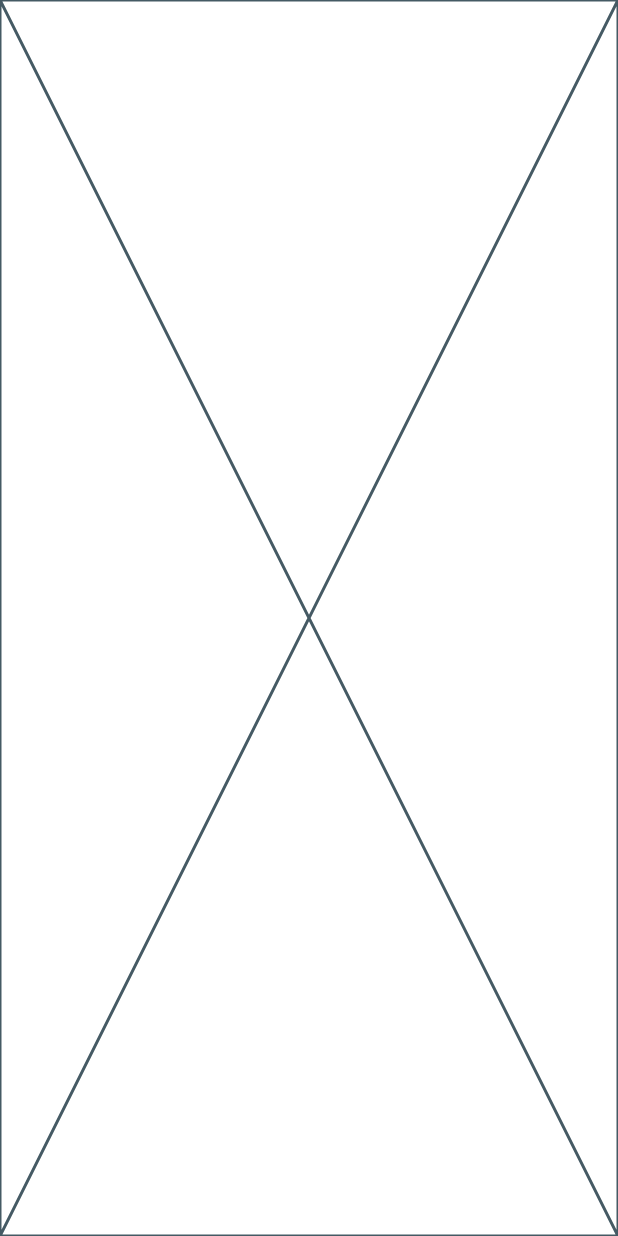
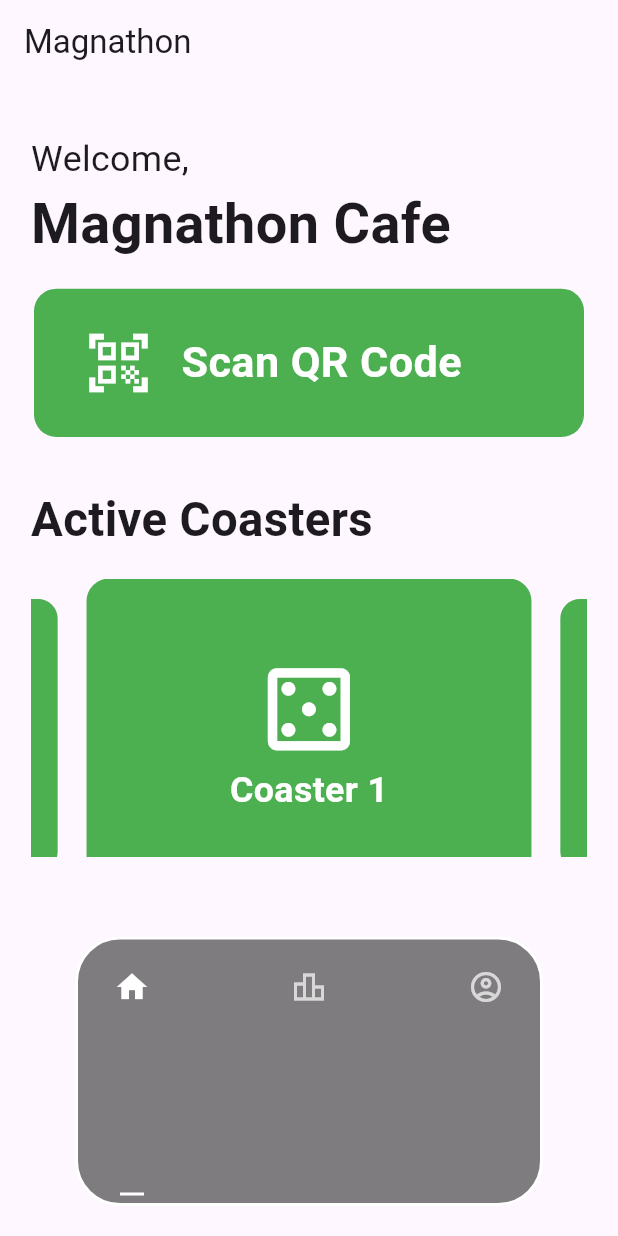
Before and after one commit to nihaltp/MAGNATHON_3, a Flutter app: the screen it shows after launch, on a phone screen of 412 x 824 dp. Run offline on Flutter 3.47's test engine with Material 3 defaults, Android fonts, the phone set to English and light mode, and no system bars; drawn by our look-alikes of carousel_slider, crystal_navigation_bar; our stand-ins replace cloud_firestore, firebase_auth, firebase_core, sizer; accounts and stored records are empty.

Commit message:
made changes

```diff
--- a/app/lib/main.dart
+++ b/app/lib/main.dart
@@ -1,7 +1,21 @@
+import 'package:firebase_core/firebase_core.dart';
 import 'package:flutter/material.dart';
+import 'package:flutter/services.dart';
+import 'package:magnathon/firebase_options.dart';
 import 'package:magnathon/screens/home.dart';
+import 'package:magnathon/state/state_manager.dart';
+import 'package:provider/provider.dart';
+import 'package:sizer/sizer.dart';
 
-void main() {
+Future<void> main() async {
+  WidgetsFlutterBinding.ensureInitialized();
+  await Firebase.initializeApp(options: DefaultFirebaseOptions.currentPlatform);
+  SystemChrome.setEnabledSystemUIMode(SystemUiMode.edgeToEdge);
+  SystemChrome.setSystemUIOverlayStyle(
+    SystemUiOverlayStyle(
+      systemNavigationBarColor: Colors.black.withOpacity(0.002)
+    ),
+  );
   runApp(const MyApp());
 }
 
@@ -11,8 +25,13 @@ class MyApp extends StatelessWidget {
   // This widget is the root of your application.
   @override
   Widget build(BuildContext context) {
+    return ChangeNotifierProvider(
+      create: (context) => StateManagement(),
+      child: Sizer(
+        builder: (p0, p1, p2) {
           return MaterialApp(
             title: 'Flutter Demo',
+            debugShowCheckedModeBanner: false,
             theme: ThemeData(
               // This is the theme of your application.
               //
@@ -34,4 +53,7 @@ class MyApp extends StatelessWidget {
             home: const HomeScreen(),
           );
         }
+      ),
+    );
   }
+}
--- a/app/lib/screens/home.dart
+++ b/app/lib/screens/home.dart
@@ -1,4 +1,9 @@
+import 'package:crystal_navigation_bar/crystal_navigation_bar.dart';
 import 'package:flutter/material.dart';
+import 'package:magnathon/screens/landing.dart';
+import 'package:magnathon/screens/leaderboard.dart';
+import 'package:magnathon/screens/profile.dart';
+import 'package:sizer/sizer.dart';
 
 class HomeScreen extends StatefulWidget {
   const HomeScreen({super.key});
@@ -8,8 +13,66 @@ class HomeScreen extends StatefulWidget {
 }
 
 class _HomeScreenState extends State<HomeScreen> {
+
+  final _pageController = PageController();
+  int selectedIndex = 0;
+
   @override
   Widget build(BuildContext context) {
-    return const Placeholder();
+    return Scaffold(
+      appBar: AppBar(
+        title: Text(
+          "Magnathon"
+        ),
+      ),
+      bottomNavigationBar: CrystalNavigationBar(
+        currentIndex: selectedIndex,
+        height: 0.5.dp,
+        // indicatorColor: Colors.blue,
+        unselectedItemColor: Colors.white70,
+        borderWidth: 2,
+        outlineBorderColor: Colors.white,
+        backgroundColor: Colors.black.withValues(alpha: 0.5),
+        boxShadow: [
+          BoxShadow(
+            color: Colors.black.withOpacity(0.2),
+            blurRadius: 1,
+            spreadRadius: 1,
+            offset: Offset(0, 5),
+          ),
+        ],
+        onTap: (index) {
+          _pageController.jumpToPage(index);
+            setState(() {
+            selectedIndex = index;
+          });
+        },
+        items: [
+          CrystalNavigationBarItem(
+            icon: Icons.home,
+            unselectedIcon: Icons.home_outlined,
+            selectedColor: Colors.white,
+          ),
+
+          CrystalNavigationBarItem(
+            icon: Icons.leaderboard_rounded,
+            unselectedIcon: Icons.leaderboard_outlined,
+            selectedColor: Colors.white,
+          ),
+
+          CrystalNavigationBarItem(
+            icon: Icons.account_circle_rounded,
+            unselectedIcon: Icons.account_circle_outlined,
+            selectedColor: Colors.white,
+          ),
+        ],
+      ),
+      body: PageView(
+          physics: NeverScrollableScrollPhysics(),
+          controller: _pageController,
+          children: [LandingScreen(), LeaderBoardScreen(), ProfileScreen()],
+
+        )
+    );
   }
 }
--- /dev/null
+++ b/app/lib/screens/landing.dart
@@ -0,0 +1,134 @@
+import 'package:carousel_slider/carousel_slider.dart';
+import 'package:flutter/material.dart';
+import 'package:sizer/sizer.dart';
+
+class LandingScreen extends StatefulWidget {
+  const LandingScreen({super.key});
+
+  @override
+  State<LandingScreen> createState() => _LandingScreenState();
+}
+
+class _LandingScreenState extends State<LandingScreen> {
+  @override
+  Widget build(BuildContext context) {
+    return Scaffold(
+      body: Padding(
+        padding: EdgeInsetsGeometry.symmetric(vertical: 4.h, horizontal: 5.w),
+        child: SingleChildScrollView(
+          child: Column(
+            // crossAxisAlignment: CrossAxisAlignment.center,
+            children: [
+              Container(
+                alignment: Alignment.centerLeft,
+                child: Column(
+                  mainAxisAlignment: MainAxisAlignment.start,
+                  crossAxisAlignment: CrossAxisAlignment.start,
+                  children: [
+                    Text(
+                      "Welcome,",
+                      style: TextStyle(
+                        fontSize: 20.sp
+                      ),
+                    ),
+                    Text(
+                      "Magnathon Cafe",
+                      style: TextStyle(
+                        fontSize: 25.sp,
+                        fontWeight: FontWeight.bold
+                      ),
+                      ),
+                  ],
+                ),
+              ),
+              SizedBox(height: 2.h,),
+              GestureDetector(
+                onTap: () {
+
+                },
+                child: Container(
+                  padding: EdgeInsets.symmetric(vertical: 2.h, horizontal: 8.w),
+                  width: 89.w,
+                  height: 12.h,
+                  decoration: BoxDecoration(
+                    color: Colors.green,
+                    borderRadius: BorderRadius.circular(15)
+                  ),
+                  child: Row(
+                    spacing: 4.5.w,
+                    children: [
+                      Icon(
+                        Icons.qr_code_scanner_outlined,
+                        size: 28.sp,
+                        color: Colors.white,
+                        ),
+                      Column(
+                        mainAxisAlignment: MainAxisAlignment.center,
+                        children: [
+                          Text(
+                            "Scan QR Code",
+                            style: TextStyle(
+                              color: Colors.white,
+                              fontSize: 22.sp,
+                              fontWeight: FontWeight.bold
+                            ),
+                          )
+                        ],
+                      )
+                    ],
+                  ),
+                ),
+              ),
+              SizedBox(height: 4.h,),
+              Align(
+                alignment: Alignment.centerLeft,
+                child: Text(
+                  "Active Coasters",
+                  style: TextStyle(
+                    fontSize: 23.sp,
+                    fontWeight: FontWeight.bold
+                  ),
+                ),
+              ),
+              SizedBox(height: 2.h,),
+              CarouselSlider.builder(
+                options: CarouselOptions(
+                  enlargeCenterPage: true
+                ),
+                itemCount: 4,
+                itemBuilder: (BuildContext context, int itemIndex, int pageViewIndex) =>
+                  Container(
+                    height: 12.h,
+                    width: 89.w,
+                    decoration: BoxDecoration(
+                      color: Colors.green,
+                      borderRadius: BorderRadius.circular(15)
+                    ),
+                    child: Column(
+                      mainAxisAlignment: MainAxisAlignment.center,
+                      crossAxisAlignment: CrossAxisAlignment.center,
+                      children: [
+                        Icon(
+                          Icons.casino_outlined,
+                          color: Colors.white,
+                          size: 35.sp,
+                        ),
+                        Text(
+                          "Coaster ${itemIndex + 1}",
+                          style: TextStyle(
+                            color: Colors.white,
+                            fontSize: 20.sp,
+                            fontWeight: FontWeight.bold
+                          ),
+                        )
+                      ],
+                    ),
+                  ),
+          )
+            ],
+          ),
+        ),
+      ),
+    );
+  }
+}
--- /dev/null
+++ b/app/lib/state/state_manager.dart
@@ -0,0 +1,5 @@
+import 'package:flutter/material.dart';
+
+class StateManagement with ChangeNotifier {
+
+}
--- a/app/pubspec.yaml
+++ b/app/pubspec.yaml
@@ -33,9 +33,13 @@ dependencies:
 
   sizer: ^3.1.3
   flutterfire_cli: ^1.3.1
-  hydro_glass_nav_bar: ^1.0.0-pre.3
+  crystal_navigation_bar: ^1.1.0
   firebase_core: ^4.4.0
   firebase_auth: ^6.1.4
+  provider: ^6.1.5+1
+  cloud_firestore: ^6.1.2
+  carousel_slider: ^5.1.1
+  animated_leaderboard: ^0.1.4
 
   # The following adds the Cupertino Icons font to your application.
   # Use with the CupertinoIcons class for iOS style icons.
```
Also changed, not shown: app/lib/database/admin_database.dart (added, +49 -0 lines), app/lib/screens/leaderboard.dart (added, +15 -0 lines), app/lib/screens/profile.dart (added, +15 -0 lines), app/pubspec.lock, 4 other files. Lines whose indentation alone changed are shown as unchanged.
